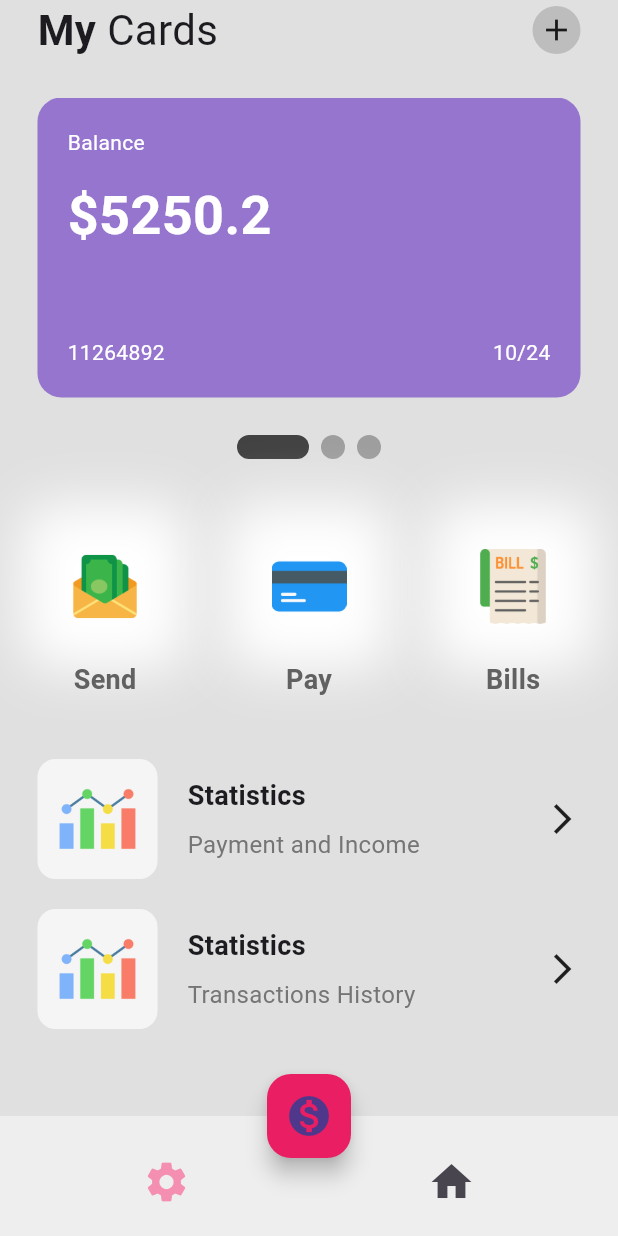
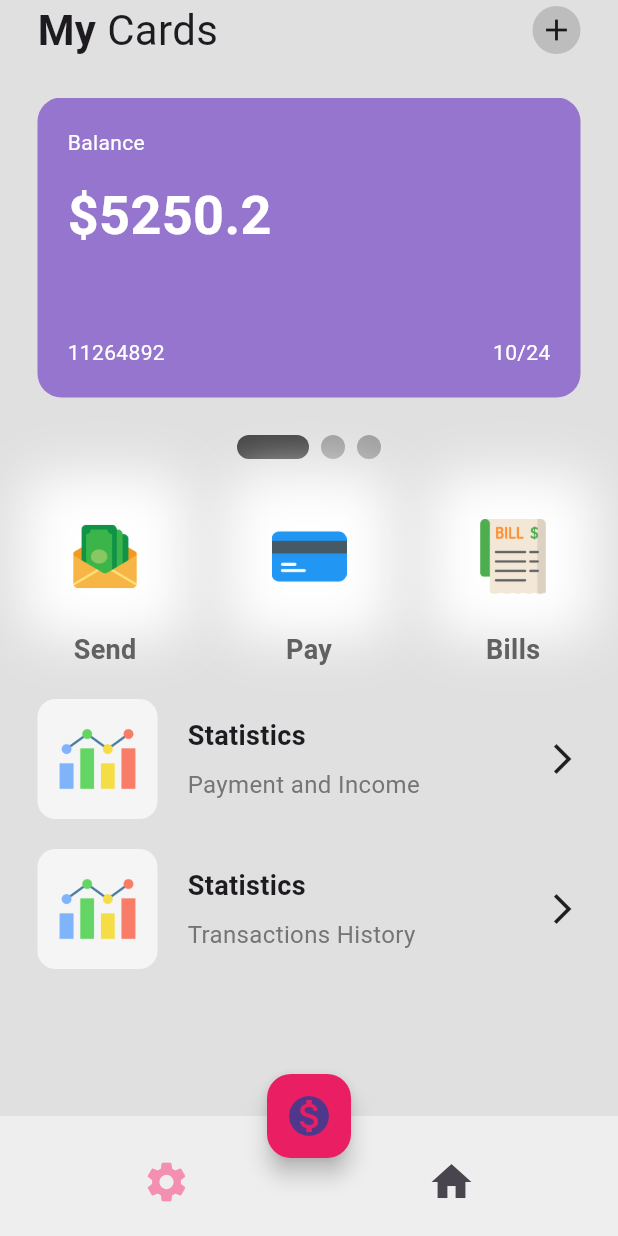
Before and after one commit to OrewaKimi/Flutter-Wallet-App-UI, a Flutter app: the screen it shows after launch, on a phone screen of 412 x 824 dp. Run offline on Flutter 3.47's test engine with Material 3 defaults, Android fonts, the phone set to English and light mode, and no system bars; drawn by our look-alikes of smooth_page_indicator.

Commit message:
update sizedbox

```diff
--- a/lib/pages/home_page.dart
+++ b/lib/pages/home_page.dart
@@ -137,8 +137,7 @@ class _HomePageState extends State<HomePage> {
               count: 3,
               effect: ExpandingDotsEffect(activeDotColor: Colors.grey.shade800),
             ),
-
-            SizedBox(height: 40),
+            SizedBox(height: 20),
 
             // 3 buttons -> send + pay + bills
             Padding(
@@ -167,7 +166,7 @@ class _HomePageState extends State<HomePage> {
               ),
             ),
 
-            SizedBox(height: 40),
+            SizedBox(height: 20),
 
             // column -> stats + transactions
             Padding(
```
